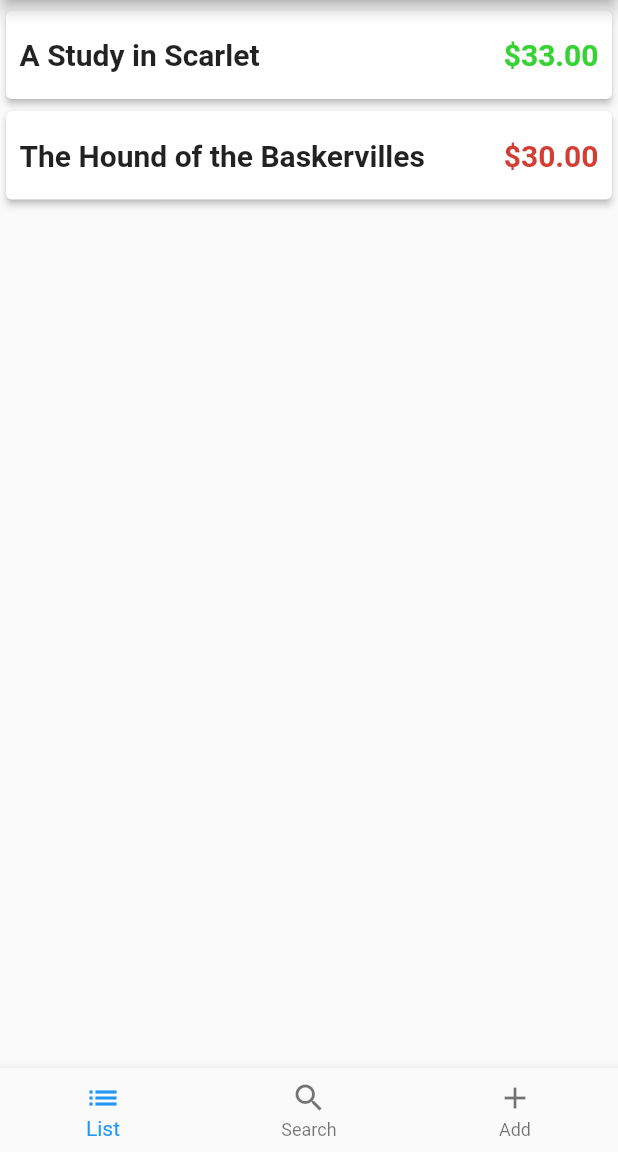
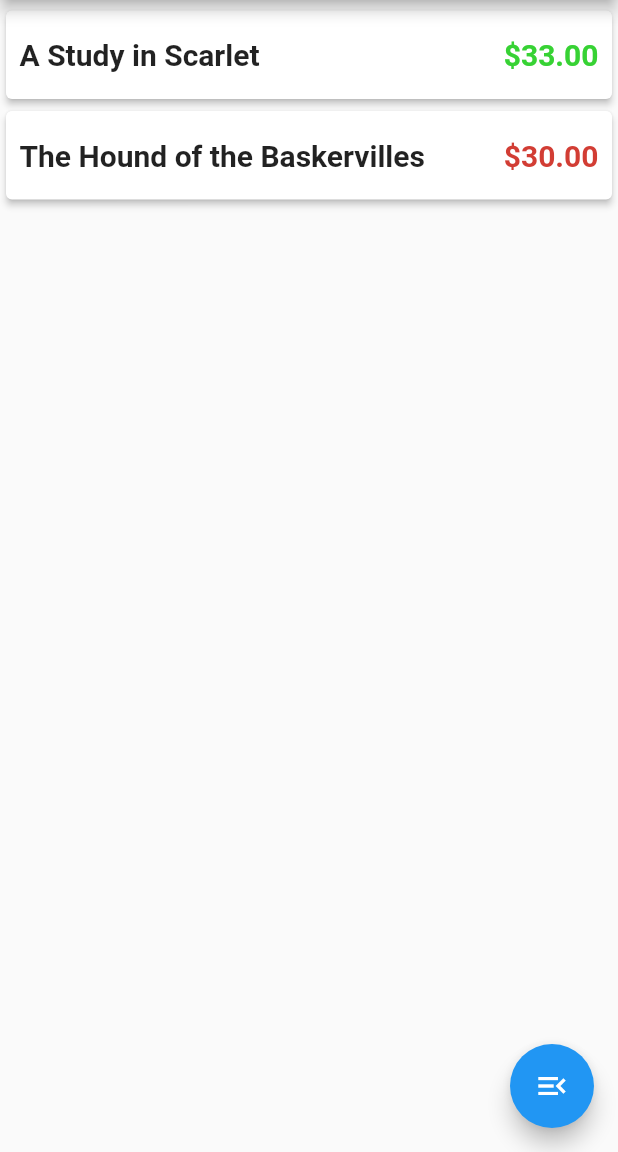
Before and after one commit to Ehadam/titan, a Flutter app: the screen it shows after launch, on a phone screen of 412 x 824 dp, the part 84-1236 px from its top. Run offline on Flutter 3.47's test engine with Material 2 defaults, Android fonts, the phone set to English and light mode, and no system bars; drawn by our look-alikes of flutter_speed_dial; our stand-ins replace datetime_picker_formfield.

Commit message:
Replace nav bar with speed dial

```diff
--- a/lib/main.dart
+++ b/lib/main.dart
@@ -1,32 +1,12 @@
 import 'package:flutter/material.dart';
-import 'package:titan/domains/add_record/add_record.dart';
+import 'package:flutter_speed_dial/flutter_speed_dial.dart';
 import 'package:titan/domains/records_list/records_list.dart';
 
 void main() {
   runApp(App());
 }
 
-class App extends StatefulWidget {
-  @override
-  _AppState createState() => _AppState();
-}
-
-class _AppState extends State<App> {
-  int selectedIndex = 0;
-  static List<Widget> _widgetOptions = <Widget>[
-    RecordsList(),
-    const Text(
-      'Index 2: School',
-    ),
-    AddRecord(),
-  ];
-
-  void _onItemTapped(int index) {
-    setState(() {
-      selectedIndex = index;
-    });
-  }
-
+class App extends StatelessWidget {
   @override
   Widget build(BuildContext context) {
     return MaterialApp(
@@ -37,25 +17,15 @@ class _AppState extends State<App> {
       ),
       home: Scaffold(
         appBar: AppBar(title: Text('Written Relics')),
-        body: _widgetOptions.elementAt(selectedIndex),
-        bottomNavigationBar: BottomNavigationBar(
-          currentIndex: selectedIndex,
-          onTap: _onItemTapped,
-          items: const <BottomNavigationBarItem>[
-            BottomNavigationBarItem(
-              icon: Icon(Icons.list),
-              title: Text('List'),
-            ),
-            BottomNavigationBarItem(
-              icon: Icon(Icons.search),
-              title: Text('Search'),
-            ),
-            BottomNavigationBarItem(
-              icon: Icon(Icons.add),
-              title: Text('Add'),
-            ),
-          ],
-        ),
+        body: RecordsList(),
+        floatingActionButton:
+            SpeedDial(child: Icon(Icons.menu_open), children: [
+          SpeedDialChild(
+            child: Icon(Icons.add),
+          ),
+          SpeedDialChild(child: Icon(Icons.filter_alt)),
+          SpeedDialChild(child: Icon(Icons.publish))
+        ]),
       ),
     );
   }
--- a/pubspec.yaml
+++ b/pubspec.yaml
@@ -22,6 +22,7 @@ environment:
 
 dependencies:
   datetime_picker_formfield: ^1.0.0
+  flutter_speed_dial: ^1.2.5
   intl: ^0.16.1
   http: ^0.12.1
   flutter:
```
Also changed, not shown: pubspec.lock.
